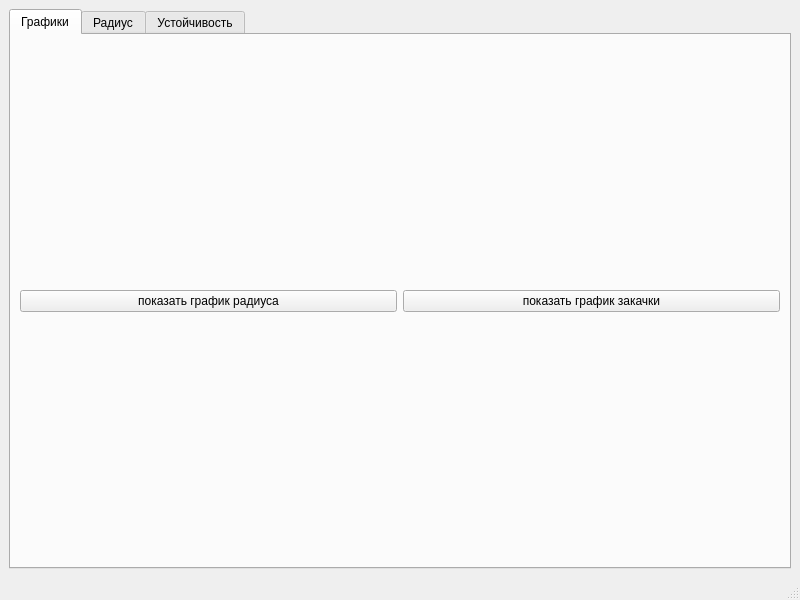
The window that Application/ResultWindow.ui (ildarhb/NIPI) describes before a commit, drawn with Qt 5.
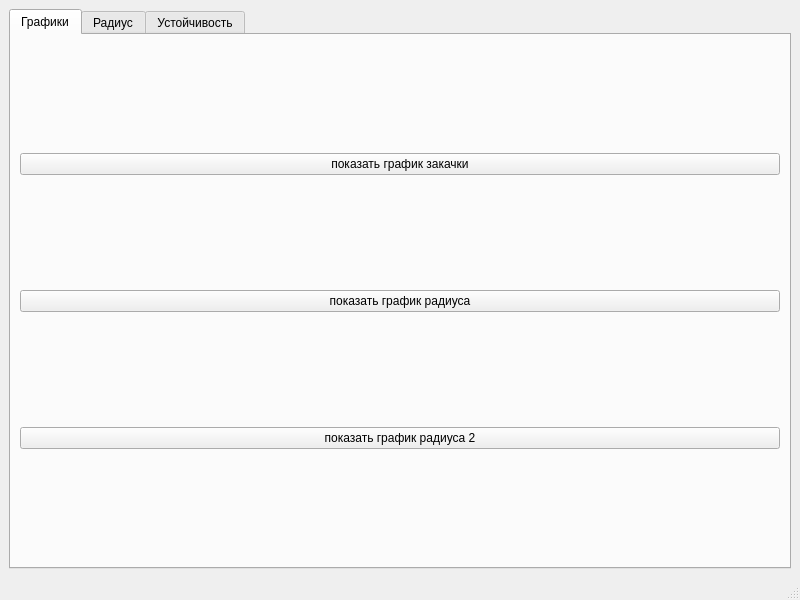
The same window after the commit. The open tabs and pages were chosen to show the change.

Commit message: добавил кнопку для 3-го графика

Patch:
```diff
--- a/Application/ResultWindow.ui
+++ b/Application/ResultWindow.ui
@@ -24,14 +24,7 @@
        <attribute name="title">
         <string>Графики</string>
        </attribute>
-       <layout class="QHBoxLayout" name="horizontalLayout">
-        <item>
-         <widget class="QPushButton" name="btn_show_radius">
-          <property name="text">
-           <string>показать график радиуса</string>
-          </property>
-         </widget>
-        </item>
+       <layout class="QVBoxLayout" name="verticalLayout_4">
         <item>
          <widget class="QPushButton" name="btn_show_injection">
           <property name="text">
@@ -39,6 +32,20 @@
           </property>
          </widget>
         </item>
+        <item>
+         <widget class="QPushButton" name="btn_show_radius">
+          <property name="text">
+           <string>показать график радиуса</string>
+          </property>
+         </widget>
+        </item>
+        <item>
+         <widget class="QPushButton" name="btn_show_radius_2">
+          <property name="text">
+           <string>показать график радиуса 2</string>
+          </property>
+         </widget>
+        </item>
        </layout>
       </widget>
       <widget class="QWidget" name="tab_radius">
```
Left out of the diff: 2 changed lines with no effect on the pictures. The commit also changes 1 other file.
